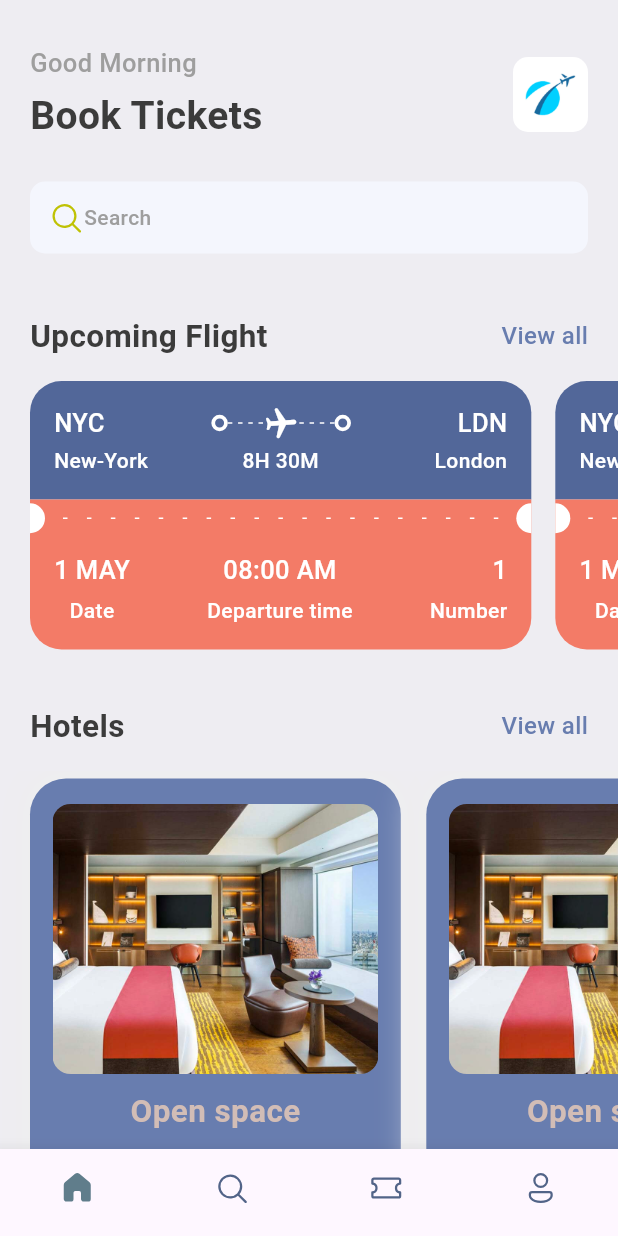
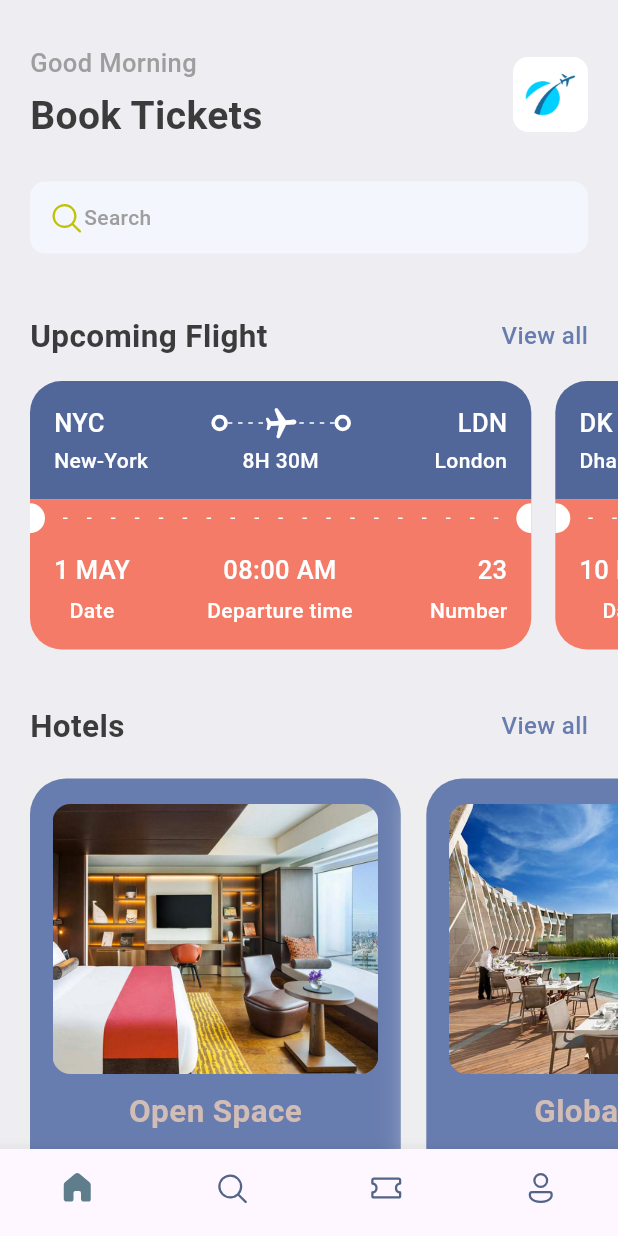
Before and after one commit to TDMWalpala/TicketToFly, a Flutter app: the screen it shows after launch, on a phone screen of 412 x 824 dp. Run offline on Flutter 3.47's test engine with Material 2 defaults, Android fonts, the phone set to English and light mode, and no system bars; our stand-ins replace fluentui_icons, gap.

Commit message:
Added dynamic tickets and hotels

```diff
--- a/lib/screens/home_screen.dart
+++ b/lib/screens/home_screen.dart
@@ -3,6 +3,7 @@ import 'package:flutter/material.dart';
 import 'package:gap/gap.dart';
 import 'package:ticketbooking/screens/hotels_screen.dart';
 import 'package:ticketbooking/screens/ticket_view.dart';
+import 'package:ticketbooking/utils/app_info_list.dart';
 import 'package:ticketbooking/utils/app_style.dart';
 
 class HomeScreen extends StatelessWidget {
@@ -93,10 +94,7 @@ class HomeScreen extends StatelessWidget {
             scrollDirection: Axis.horizontal,
             padding: const EdgeInsets.only(left: 20),
             child: Row(
-              children: [
-                TicketView(),
-                TicketView(),
-              ],
+              children: ticketList.map((singleTicket) =>TicketView(ticket: singleTicket) ).toList(),
             ),
           ),
           const Gap(15),
@@ -126,12 +124,7 @@ class HomeScreen extends StatelessWidget {
             scrollDirection: Axis.horizontal,
             padding: const EdgeInsets.only(left: 20),
             child: Row(
-              children: [
-                HotelScreen(),
-                HotelScreen(),
-                HotelScreen(),
-                HotelScreen(),
-              ],
+              children:hotelList.map((singleHotel) => HotelScreen(hotel: singleHotel)).toList()
             ),
           ),
         ],
--- a/lib/screens/hotels_screen.dart
+++ b/lib/screens/hotels_screen.dart
@@ -4,16 +4,19 @@ import 'package:ticketbooking/utils/app_layout.dart';
 import 'package:ticketbooking/utils/app_style.dart';
 
 class HotelScreen extends StatelessWidget {
-  const HotelScreen({super.key});
+  final Map<String, dynamic> hotel;
+  const HotelScreen({Key? key, required this.hotel}) : super(key: key);
 
   @override
   Widget build(BuildContext context) {
+    // ignore: avoid_print
+    print(hotel['price']);
     final size = AppLayout.getSize(context);
     return Container(
-      width: size.width*0.6,
+      width: size.width * 0.6,
       height: 350,
-      padding: const EdgeInsets.symmetric(horizontal: 15,vertical: 17),
-      margin: const EdgeInsets.only(right: 17,top: 5),
+      padding: const EdgeInsets.symmetric(horizontal: 15, vertical: 17),
+      margin: const EdgeInsets.only(right: 17, top: 5),
       decoration: BoxDecoration(
           color: Styles.primaryColor,
           borderRadius: BorderRadius.circular(24),
@@ -23,8 +26,7 @@ class HotelScreen extends StatelessWidget {
               blurRadius: 20,
               spreadRadius: 5,
             ),
-        ]
-      ),
+          ]),
       child: Column(
         children: [
           Container(
@@ -32,27 +34,24 @@ class HotelScreen extends StatelessWidget {
             decoration: BoxDecoration(
                 borderRadius: BorderRadius.circular(12),
                 color: Styles.primaryColor,
-              image: const DecorationImage(
+                image:  DecorationImage(
                     fit: BoxFit.cover,
-                image: AssetImage(
-                "assets/images/one.png"
-              ))
-            ),
+                    image: AssetImage('assets/images/${hotel['image']}'))),
           ),
           const Gap(10),
           Text(
-            "Open space",
-            style: Styles.headLineStyle2.copyWith(color:Styles.kakiColor),
+            hotel['place'],
+            style: Styles.headLineStyle2.copyWith(color: Styles.kakiColor),
           ),
           const Gap(5),
           Text(
-            "London",
-            style: Styles.headLineStyle3.copyWith(color:Colors.white),
+            hotel['destination'],
+            style: Styles.headLineStyle3.copyWith(color: Colors.white),
           ),
           const Gap(5),
           Text(
-            "\$40/night",
-            style: Styles.headLineStyle3.copyWith(color:Colors.white),
+            '\$${hotel['price']}/night',
+            style: Styles.headLineStyle2.copyWith(color: Colors.white),
           ),
         ],
       ),
--- a/lib/screens/ticket_view.dart
+++ b/lib/screens/ticket_view.dart
@@ -6,13 +6,16 @@ import 'package:ticketbooking/utils/app_style.dart';
 import '../wedgets/thick_container.dart';
 
 class TicketView extends StatelessWidget {
-  const TicketView({super.key});
+  final Map<String, dynamic> ticket;
+  const TicketView({Key? key, required this.ticket}) : super(key: key);
 
   @override
   Widget build(BuildContext context) {
+    // ignore: avoid_print
+    print(ticket['to']['code']);
     final size = AppLayout.getSize(context);
     return SizedBox(
-      width: size.width*0.85,
+      width: size.width * 0.85,
       height: 200,
       child: Container(
         margin: const EdgeInsets.only(right: 16),
@@ -31,7 +34,7 @@ class TicketView extends StatelessWidget {
                   Row(
                     children: [
                       Text(
-                        "NYC",
+                        ticket['from']['code'],
                         style:
                             Styles.headLineStyle3.copyWith(color: Colors.white),
                       ),
@@ -79,7 +82,7 @@ class TicketView extends StatelessWidget {
                       TickContainer(),
                       Expanded(child: Container()),
                       Text(
-                        "LDN",
+                        ticket['to']['code'],
                         style:
                             Styles.headLineStyle3.copyWith(color: Colors.white),
                       )
@@ -92,20 +95,20 @@ class TicketView extends StatelessWidget {
                       SizedBox(
                         width: 100,
                         child: Text(
-                          'New-York',
+                          ticket['from']['name'],
                           style: Styles.headLineStyle4
                               .copyWith(color: Colors.white),
                         ),
                       ),
                       Text(
-                        '8H 30M',
+                        ticket['flying_time'],
                         style:
                             Styles.headLineStyle4.copyWith(color: Colors.white),
                       ),
                       SizedBox(
                         width: 100,
                         child: Text(
-                          'London',
+                          ticket['to']['name'],
                           textAlign: TextAlign.end,
                           style: Styles.headLineStyle4
                               .copyWith(color: Colors.white),
@@ -119,8 +122,7 @@ class TicketView extends StatelessWidget {
             Container(
               color: Styles.orangeColor,
               // color: const Color(0xFFF37B67),
-              child: Row(
-                children: [
+              child: Row(children: [
                 SizedBox(
                   height: 20,
                   width: 10,
@@ -129,31 +131,27 @@ class TicketView extends StatelessWidget {
                           color: Colors.white,
                           borderRadius: BorderRadius.only(
                               topRight: Radius.circular(10),
-                              bottomRight: Radius.circular(10)
-                        )
-                      )
+                              bottomRight: Radius.circular(10)))),
                 ),
-                  ),
-                  Expanded(child: Padding(
+                Expanded(
+                    child: Padding(
                   padding: const EdgeInsets.all(12.0),
                   child: LayoutBuilder(
-                      builder: (BuildContext context, BoxConstraints constraints) {
+                    builder:
+                        (BuildContext context, BoxConstraints constraints) {
                       return Flex(
                           direction: Axis.horizontal,
-                                          mainAxisAlignment:
-                                              MainAxisAlignment.spaceBetween,
+                          mainAxisAlignment: MainAxisAlignment.spaceBetween,
                           mainAxisSize: MainAxisSize.max,
                           children: List.generate(
-                                              (constraints.constrainWidth() / 15)
-                                                  .floor(),
+                              (constraints.constrainWidth() / 15).floor(),
                               (index) => SizedBox(
                                     width: 3,
                                     height: 1,
                                     child: DecoratedBox(
-                                                        decoration: BoxDecoration(
-                                                            color: Colors.white)),
-                                                  ))
-                      );
+                                        decoration:
+                                            BoxDecoration(color: Colors.white)),
+                                  )));
                     },
                   ),
                 )),
@@ -165,22 +163,19 @@ class TicketView extends StatelessWidget {
                           color: Colors.white,
                           borderRadius: BorderRadius.only(
                               topLeft: Radius.circular(10),
-                              bottomLeft: Radius.circular(10)
-                        )
-                      )
+                              bottomLeft: Radius.circular(10)))),
                 ),
-                  ),
-                ]
-              ),
+              ]),
             ),
             // bottom part of orange card
             Container(
-              decoration:  BoxDecoration(
+              decoration: BoxDecoration(
                   color: Styles.orangeColor,
                   borderRadius: BorderRadius.only(
                       bottomLeft: Radius.circular(21),
                       bottomRight: Radius.circular(21))),
-              padding: const EdgeInsets.only(left: 16,top: 10,right: 16,bottom: 16),
+              padding: const EdgeInsets.only(
+                  left: 16, top: 10, right: 16, bottom: 16),
               child: Column(
                 children: [
                   Row(
@@ -188,30 +183,53 @@ class TicketView extends StatelessWidget {
                     children: [
                       Column(
                         children: [
-                          Text("1 MAY", style: Styles.headLineStyle3.copyWith(color: Colors.white),),
+                          Text(
+                            ticket['date'],
+                            style: Styles.headLineStyle3
+                                .copyWith(color: Colors.white),
+                          ),
                           const Gap(5),
-                          Text("Date", style:  Styles.headLineStyle4.copyWith(color: Colors.white),),
+                          Text(
+                            "Date",
+                            style: Styles.headLineStyle4
+                                .copyWith(color: Colors.white),
+                          ),
                         ],
                       ),
                       Column(
                         crossAxisAlignment: CrossAxisAlignment.center,
                         children: [
-                          Text("08:00 AM", style: Styles.headLineStyle3.copyWith(color: Colors.white),),
+                          Text(
+                            ticket['departure_time'],
+                            style: Styles.headLineStyle3
+                                .copyWith(color: Colors.white),
+                          ),
                           const Gap(5),
-                          Text("Departure time", style:  Styles.headLineStyle4.copyWith(color: Colors.white),),
+                          Text(
+                            "Departure time",
+                            style: Styles.headLineStyle4
+                                .copyWith(color: Colors.white),
+                          ),
                         ],
                       ),
                       Column(
                         crossAxisAlignment: CrossAxisAlignment.end,
                         children: [
-                          Text("1", style: Styles.headLineStyle3.copyWith(color: Colors.white),),
+                          Text(
+                            '${ticket['number']}',
+                            style: Styles.headLineStyle3
+                                .copyWith(color: Colors.white),
+                          ),
                           const Gap(5),
-                          Text("Number", style:  Styles.headLineStyle4.copyWith(color: Colors.white),),
+                          Text(
+                            "Number",
+                            style: Styles.headLineStyle4
+                                .copyWith(color: Colors.white),
+                          ),
                         ],
                       ),
                     ],
                   )
-
                 ],
               ),
             )
--- /dev/null
+++ b/lib/utils/app_info_list.dart
@@ -0,0 +1,39 @@
+List<Map<String, dynamic>> hotelList = [
+  {
+    'image': 'one.png',
+    'place': 'Open Space',
+    'destination': 'London',
+    'price': 25
+  },
+  {
+    'image': 'two.png',
+    'place': 'Global Will',
+    'destination': 'London',
+    'price': 40
+  },
+  {
+    'image': 'three.png',
+    'place': 'Tallest Building',
+    'destination': 'Dubai',
+    'price': 68
+  },
+];
+
+List<Map<String, dynamic>> ticketList = [
+  {
+    'from': {'code': "NYC", 'name': "New-York"},
+    'to': {'code': "LDN", 'name': "London"},
+    'flying_time': '8H 30M',
+    'date': "1 MAY",
+    'departure_time': "08:00 AM",
+    "number": 23
+  },
+  {
+    'from': {'code': "DK", 'name': "Dhaka"},
+    'to': {'code': "SH", 'name': "Shanghai"},
+    'flying_time': '4H 20M',
+    'date': "10 MAY",
+    'departure_time': "09:00 AM",
+    "number": 35
+  },
+];
--- a/pubspec.yaml
+++ b/pubspec.yaml
@@ -36,6 +36,7 @@ dependencies:
   # Use with the CupertinoIcons class for iOS style icons.
   cupertino_icons: ^1.0.2
   fluentui_icons: ^1.0.0
+  get:
   gap: ^3.0.1
 
 dev_dependencies:
```
Also changed, not shown: pubspec.lock. Lines whose indentation alone changed are shown as unchanged.
